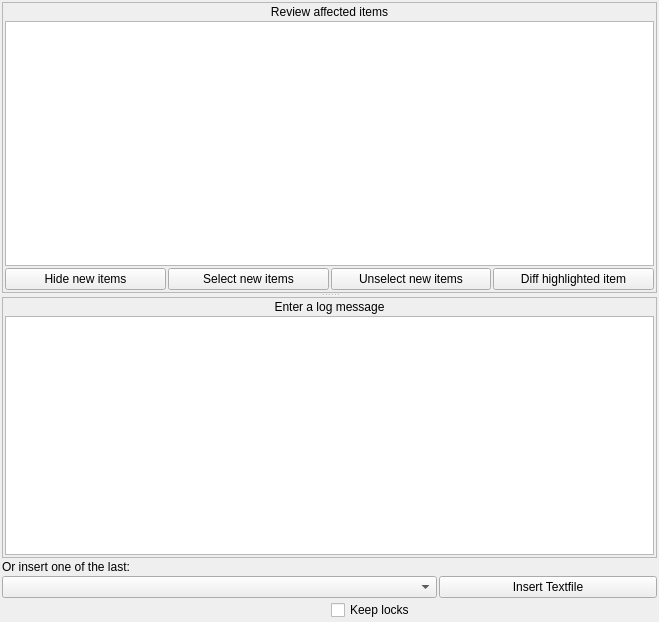
Qt form src/ksvnwidgets/commitmessage.ui (KDE/kdesvn) before a commit.
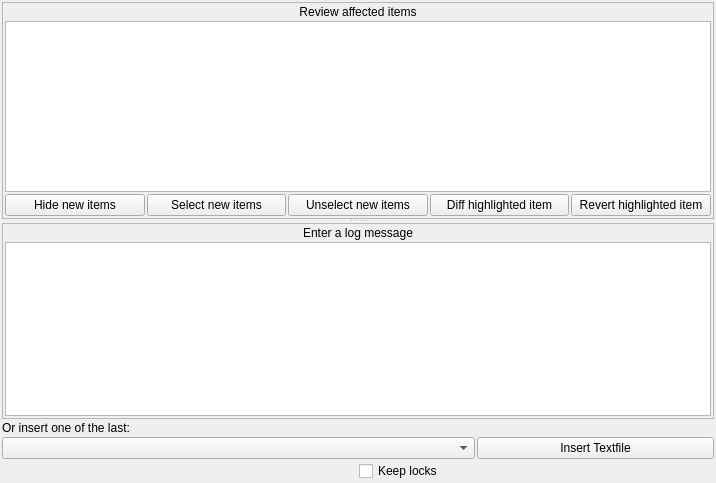
The same form after that commit. Custom widgets are drawn as their Qt base class.

What changed in the file:
```diff
--- a/src/ksvnwidgets/commitmessage.ui
+++ b/src/ksvnwidgets/commitmessage.ui
@@ -5,8 +5,8 @@
    <rect>
     <x>0</x>
     <y>0</y>
-    <width>659</width>
-    <height>622</height>
+    <width>716</width>
+    <height>483</height>
    </rect>
   </property>
   <property name="windowTitle" >
@@ -59,7 +59,7 @@
         </widget>
        </item>
        <item>
-        <layout class="QHBoxLayout" >
+        <layout class="QHBoxLayout" name="m_ButtonBarLayout" >
          <item>
           <widget class="QPushButton" name="m_HideNewItems" >
            <property name="text" >
@@ -100,6 +100,13 @@
            </property>
           </widget>
          </item>
+         <item>
+          <widget class="QPushButton" name="m_RevertItemButton" >
+           <property name="text" >
+            <string>Revert highlighted item</string>
+           </property>
+          </widget>
+         </item>
         </layout>
        </item>
       </layout>
```
Left out of the diff: 50 changed lines with no effect on the pictures.
